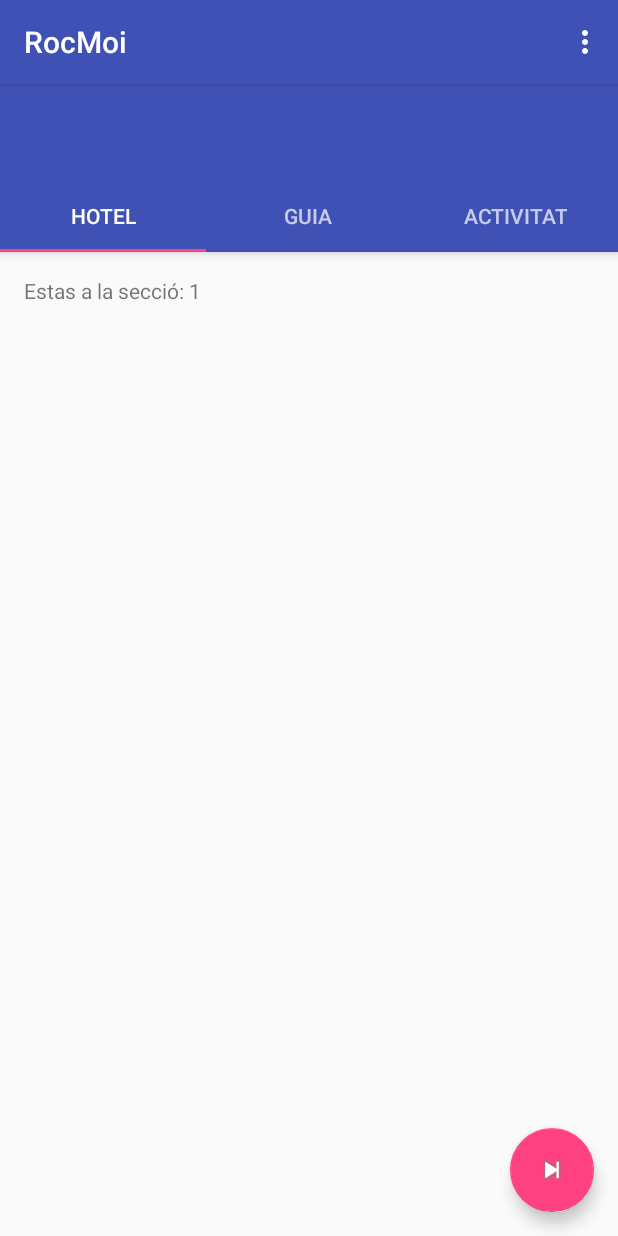
After one commit to rocduran/TV3.1, an Android app: the Enquesta screen opened directly, with no data from a screen before it, on a phone screen of 412 x 824 dp. The commit adds this screen. Run offline under Robolectric (Android 15) with nearby library versions, the phone set to English and light mode, and no system bars.

Commit message:
Afegida Activity Enquesta
Activity enquesta amb 3 tabs. Volume-UP per pasar del main a la Activity Enquesta

```diff
--- a/app/src/main/AndroidManifest.xml
+++ b/app/src/main/AndroidManifest.xml
@@ -27,6 +27,13 @@
                 android:name="android.support.PARENT_ACTIVITY"
                 android:value=".EnquestaListActivity" />
         </activity>
+        <activity android:name=".Enquesta" >
+            <intent-filter>
+                <action android:name="ad.uda.rocmoi.Enquesta" />
+
+                <category android:name="android.intent.category.DEFAULT" />
+            </intent-filter>
+        </activity>
     </application>
 
 </manifest>
--- /dev/null
+++ b/app/src/main/java/ad/uda/rocmoi/Enquesta.java
@@ -0,0 +1,166 @@
+package ad.uda.rocmoi;
+
+/**
+ * Created by rocduran on 12/10/15.
+ */
+
+import android.os.Bundle;
+import android.support.design.widget.FloatingActionButton;
+import android.support.design.widget.Snackbar;
+import android.support.design.widget.TabLayout;
+import android.support.v4.app.Fragment;
+import android.support.v4.app.FragmentManager;
+import android.support.v4.app.FragmentPagerAdapter;
+import android.support.v4.view.ViewPager;
+import android.support.v7.app.AppCompatActivity;
+import android.support.v7.widget.Toolbar;
+import android.view.LayoutInflater;
+import android.view.Menu;
+import android.view.MenuItem;
+import android.view.View;
+import android.view.ViewGroup;
+import android.widget.TextView;
+
+
+public class Enquesta extends AppCompatActivity {
+
+    /**
+     * The {@link android.support.v4.view.PagerAdapter} that will provide
+     * fragments for each of the sections. We use a
+     * {@link FragmentPagerAdapter} derivative, which will keep every
+     * loaded fragment in memory. If this becomes too memory intensive, it
+     * may be best to switch to a
+     * {@link android.support.v4.app.FragmentStatePagerAdapter}.
+     */
+    private SectionsPagerAdapter mSectionsPagerAdapter;
+
+    /**
+     * The {@link ViewPager} that will host the section contents.
+     */
+    private ViewPager mViewPager;
+
+    @Override
+    protected void onCreate(Bundle savedInstanceState) {
+        super.onCreate(savedInstanceState);
+        setContentView(R.layout.activity_enquesta);
+
+        //Toolbar toolbar = (Toolbar) findViewById(R.id.toolbar);
+        //setSupportActionBar(toolbar);
+        // Create the adapter that will return a fragment for each of the three
+        // primary sections of the activity.
+        mSectionsPagerAdapter = new SectionsPagerAdapter(getSupportFragmentManager());
+
+        // Set up the ViewPager with the sections adapter.
+        mViewPager = (ViewPager) findViewById(R.id.container);
+        mViewPager.setAdapter(mSectionsPagerAdapter);
+
+        TabLayout tabLayout = (TabLayout) findViewById(R.id.tabs);
+        tabLayout.setupWithViewPager(mViewPager);
+
+        FloatingActionButton fab = (FloatingActionButton) findViewById(R.id.fab);
+        fab.setOnClickListener(new View.OnClickListener() {
+            @Override
+            public void onClick(View view) {
+                Snackbar.make(view, "Passa al següent usuari", Snackbar.LENGTH_LONG)
+                        .setAction("Action", null).show();
+            }
+        });
+
+    }
+
+
+    @Override
+    public boolean onCreateOptionsMenu(Menu menu) {
+        // Inflate the menu; this adds items to the action bar if it is present.
+        getMenuInflater().inflate(R.menu.menu_enquesta, menu);
+        return true;
+    }
+
+    @Override
+    public boolean onOptionsItemSelected(MenuItem item) {
+        // Handle action bar item clicks here. The action bar will
+        // automatically handle clicks on the Home/Up button, so long
+        // as you specify a parent activity in AndroidManifest.xml.
+        int id = item.getItemId();
+
+        //noinspection SimplifiableIfStatement
+        if (id == R.id.action_finish) {
+            return true;
+        }
+
+        return super.onOptionsItemSelected(item);
+    }
+
+
+    /**
+     * A {@link FragmentPagerAdapter} that returns a fragment corresponding to
+     * one of the sections/tabs/pages.
+     */
+    public class SectionsPagerAdapter extends FragmentPagerAdapter {
+
+        public SectionsPagerAdapter(FragmentManager fm) {
+            super(fm);
+        }
+
+        @Override
+        public Fragment getItem(int position) {
+            // getItem is called to instantiate the fragment for the given page.
+            // Return a PlaceholderFragment (defined as a static inner class below).
+            return PlaceholderFragment.newInstance(position + 1);
+        }
+
+        @Override
+        public int getCount() {
+            // Show 3 total pages.
+            return 3;
+        }
+
+        @Override
+        public CharSequence getPageTitle(int position) {
+            switch (position) {
+                case 0:
+                    return getString(R.string.seccio1);
+                case 1:
+                    return getString(R.string.seccio2);
+                case 2:
+                    return getString(R.string.seccio3);
+            }
+            return null;
+        }
+    }
+
+    /**
+     * A placeholder fragment containing a simple view.
+     */
+    public static class PlaceholderFragment extends Fragment {
+        /**
+         * The fragment argument representing the section number for this
+         * fragment.
+         */
+        private static final String ARG_SECTION_NUMBER = "section_number";
+
+        /**
+         * Returns a new instance of this fragment for the given section
+         * number.
+         */
+        public static PlaceholderFragment newInstance(int sectionNumber) {
+            PlaceholderFragment fragment = new PlaceholderFragment();
+            Bundle args = new Bundle();
+            args.putInt(ARG_SECTION_NUMBER, sectionNumber);
+            fragment.setArguments(args);
+            return fragment;
+        }
+
+        public PlaceholderFragment() {
+        }
+
+        @Override
+        public View onCreateView(LayoutInflater inflater, ViewGroup container,
+                                 Bundle savedInstanceState) {
+            View rootView = inflater.inflate(R.layout.fragment_enquesta, container, false);
+            TextView textView = (TextView) rootView.findViewById(R.id.section_label);
+            textView.setText(getString(R.string.section_format, getArguments().getInt(ARG_SECTION_NUMBER)));
+            return rootView;
+        }
+    }
+}
--- a/app/src/main/java/ad/uda/rocmoi/EnquestaListActivity.java
+++ b/app/src/main/java/ad/uda/rocmoi/EnquestaListActivity.java
@@ -6,6 +6,7 @@ import android.support.v7.app.AppCompatActivity;
 import android.support.v7.widget.Toolbar;
 import android.support.design.widget.FloatingActionButton;
 import android.support.design.widget.Snackbar;
+import android.view.KeyEvent;
 import android.view.View;
 
 
@@ -95,4 +96,15 @@ public class EnquestaListActivity extends AppCompatActivity
             startActivity(detailIntent);
         }
     }
+    public boolean onKeyDown(int keyCode, KeyEvent event)
+    {
+        //Envia a Activitat per realitzar enquesta
+        if (keyCode == KeyEvent.KEYCODE_0 || keyCode==KeyEvent.KEYCODE_VOLUME_UP)
+        {
+            startActivity(new Intent("ad.uda.rocmoi.Enquesta"));
+        }
+
+        return false;
+
+    }
 }
--- /dev/null
+++ b/app/src/main/res/layout/activity_enquesta.xml
@@ -0,0 +1,35 @@
+<?xml version="1.0" encoding="utf-8"?>
+<android.support.design.widget.CoordinatorLayout
+    xmlns:android="http://schemas.android.com/apk/res/android"
+    xmlns:tools="http://schemas.android.com/tools"
+    xmlns:app="http://schemas.android.com/apk/res-auto" android:id="@+id/main_content"
+    android:layout_width="match_parent" android:layout_height="match_parent"
+    android:fitsSystemWindows="true" tools:context=".Enquesta">
+
+    <android.support.design.widget.AppBarLayout android:id="@+id/appbar"
+        android:layout_width="match_parent" android:layout_height="wrap_content"
+        android:paddingTop="@dimen/appbar_padding_top"
+        android:theme="@style/AppTheme.AppBarOverlay">
+
+        <android.support.v7.widget.Toolbar android:id="@+id/toolbar"
+            android:layout_width="match_parent" android:layout_height="?attr/actionBarSize"
+            android:background="?attr/colorPrimary" app:popupTheme="@style/AppTheme.PopupOverlay"
+            app:layout_scrollFlags="scroll|enterAlways">
+
+        </android.support.v7.widget.Toolbar>
+
+        <android.support.design.widget.TabLayout android:id="@+id/tabs"
+            android:layout_width="match_parent" android:layout_height="wrap_content" />
+
+    </android.support.design.widget.AppBarLayout>
+
+    <android.support.v4.view.ViewPager android:id="@+id/container"
+        android:layout_width="match_parent" android:layout_height="match_parent"
+        app:layout_behavior="@string/appbar_scrolling_view_behavior" />
+
+    <android.support.design.widget.FloatingActionButton android:id="@+id/fab"
+        android:layout_width="wrap_content" android:layout_height="wrap_content"
+        android:layout_gravity="end|bottom" android:layout_margin="@dimen/fab_margin"
+        android:src="@android:drawable/ic_media_next" />
+
+</android.support.design.widget.CoordinatorLayout>
--- /dev/null
+++ b/app/src/main/res/layout/fragment_enquesta.xml
@@ -0,0 +1,12 @@
+<RelativeLayout xmlns:android="http://schemas.android.com/apk/res/android"
+    xmlns:tools="http://schemas.android.com/tools" android:layout_width="match_parent"
+    android:layout_height="match_parent" android:paddingLeft="@dimen/activity_horizontal_margin"
+    android:paddingRight="@dimen/activity_horizontal_margin"
+    android:paddingTop="@dimen/activity_vertical_margin"
+    android:paddingBottom="@dimen/activity_vertical_margin"
+    tools:context=".Enquesta$PlaceholderFragment">
+
+    <TextView android:id="@+id/section_label" android:layout_width="wrap_content"
+        android:layout_height="wrap_content" />
+
+</RelativeLayout>
--- /dev/null
+++ b/app/src/main/res/menu/menu_enquesta.xml
@@ -0,0 +1,6 @@
+<menu xmlns:android="http://schemas.android.com/apk/res/android"
+    xmlns:app="http://schemas.android.com/apk/res-auto"
+    xmlns:tools="http://schemas.android.com/tools" tools:context=".Enquesta">
+    <item android:id="@+id/action_finish" android:title="@string/action_finish"
+        android:orderInCategory="100" app:showAsAction="never" />
+</menu>
--- /dev/null
+++ b/app/src/main/res/values-w820dp/dimens.xml
@@ -0,0 +1,6 @@
+<resources>
+    <!-- Example customization of dimensions originally defined in res/values/dimens.xml
+         (such as screen margins) for screens with more than 820dp of available width. This
+         would include 7" and 10" devices in landscape (~960dp and ~1280dp respectively). -->
+    <dimen name="activity_horizontal_margin">64dp</dimen>
+</resources>
--- a/app/src/main/res/values/dimens.xml
+++ b/app/src/main/res/values/dimens.xml
@@ -1,5 +1,8 @@
 <?xml version="1.0" encoding="utf-8"?>
 <resources>
+    <dimen name="activity_horizontal_margin">16dp</dimen>
+    <dimen name="activity_vertical_margin">16dp</dimen>
     <dimen name="fab_margin">16dp</dimen>
+    <dimen name="appbar_padding_top">8dp</dimen>
     <dimen name="app_bar_height">200dp</dimen>
 </resources>
--- a/app/src/main/res/values/strings.xml
+++ b/app/src/main/res/values/strings.xml
@@ -1,4 +1,9 @@
 <resources>
     <string name="app_name">RocMoi</string>
     <string name="title_enquesta_detail">Enquesta Detail</string>
+    <string name="action_finish">Acabar enquesta</string>
+    <string name="seccio1">Hotel</string>
+    <string name="seccio2">Guia</string>
+    <string name="seccio3">Activitat</string>
+    <string name="section_format">Estas a la secció: %1$d</string>
 </resources>
```
Also changed, not shown: 2 other files.
